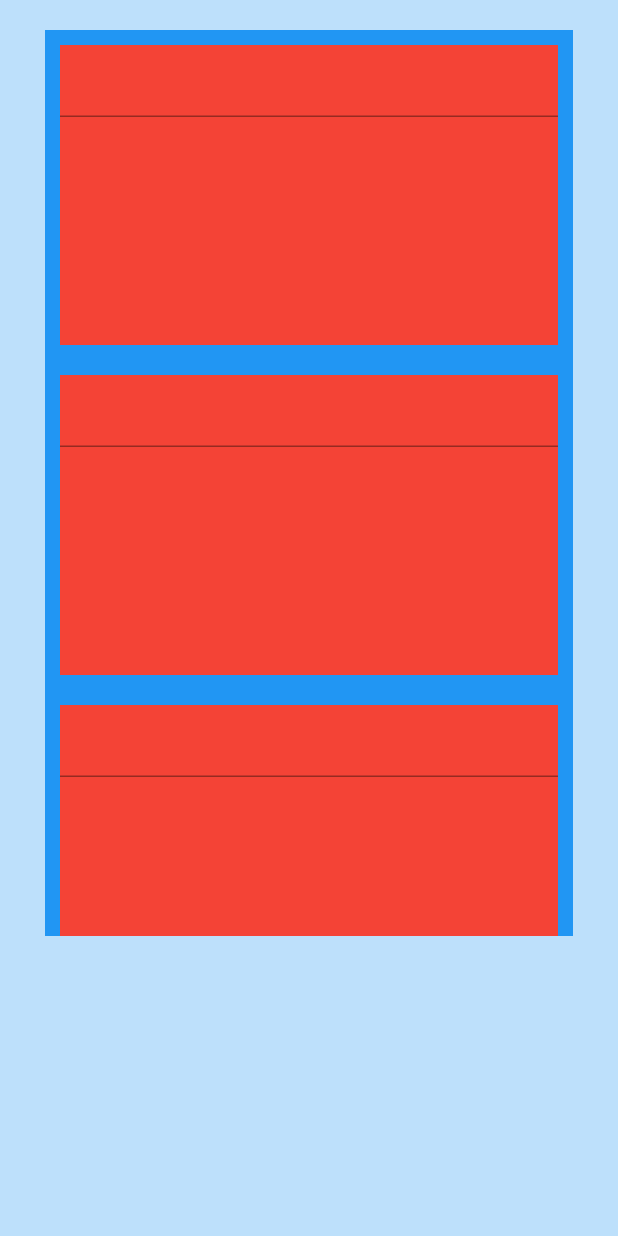
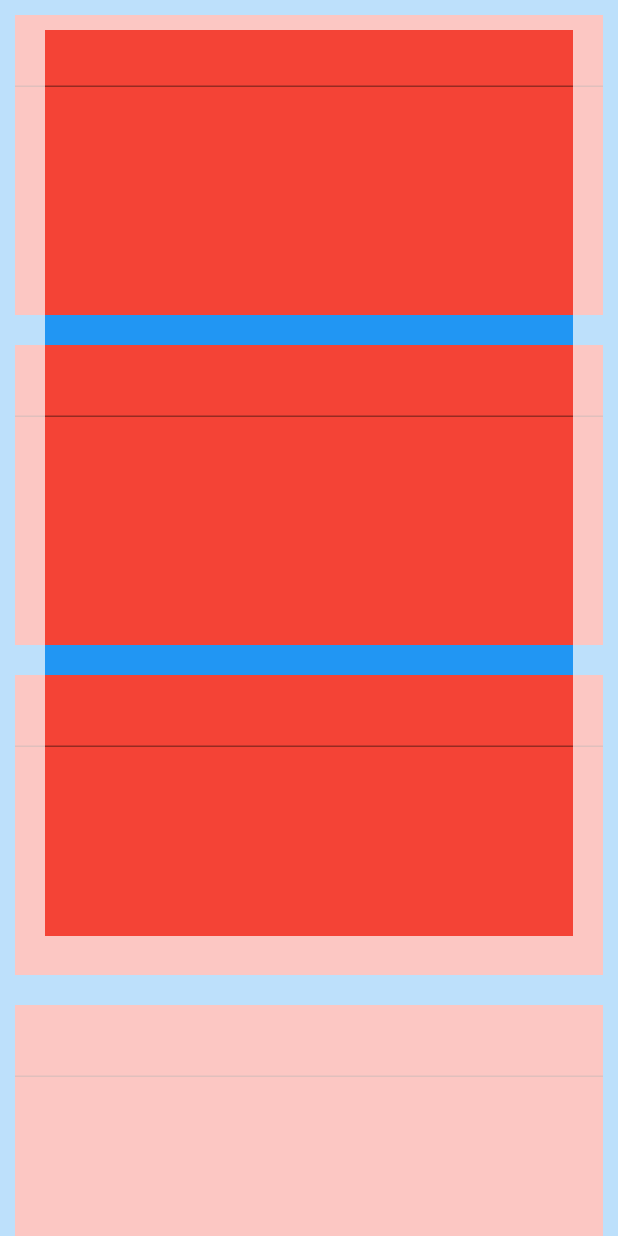
Before and after one commit to ejprok/colorful_safe_area, a Flutter app: the screen it shows after launch, on a phone screen of 412 x 824 dp. Run offline on Flutter 3.47's test engine with Material 2 defaults, Android fonts, the phone set to English and light mode, and no system bars.

Commit message:
Add width constraints to top and bottom safe areas

```diff
--- a/example/lib/main.dart
+++ b/example/lib/main.dart
@@ -22,7 +22,7 @@ class MyHomePage extends StatelessWidget {
       backgroundColor: Colors.blue,
       resizeToAvoidBottomInset: true,
       body: ColorfulSafeArea(
-        // allowOverflow: true,
+        allowOverflow: true,
         overflowTappable: true,
         bottom: false,
         minimum: EdgeInsets.only(top: 20, left: 30, right: 30, bottom: 200),
--- a/lib/colorful_safe_area.dart
+++ b/lib/colorful_safe_area.dart
@@ -72,6 +72,7 @@ class ColorfulSafeArea extends StatelessWidget {
               color: color,
               padding: padding,
               overflowTappable: overflowTappable,
+              constraints: constraints,
             ),
             _LeftAndRight(
               color: color,
@@ -92,11 +93,13 @@ class _TopAndBottom extends StatelessWidget {
     @required this.color,
     @required this.padding,
     @required this.overflowTappable,
+    @required this.constraints,
   }) : super(key: key);
 
   final Color color;
   final EdgeInsets padding;
   final bool overflowTappable;
+  final BoxConstraints constraints;
 
   @override
   Widget build(BuildContext context) {
@@ -106,6 +109,7 @@ class _TopAndBottom extends StatelessWidget {
         children: <Widget>[
           Container(
             height: padding.top,
+            width: constraints.maxWidth,
             color: color,
           ),
           Expanded(
@@ -116,6 +120,7 @@ class _TopAndBottom extends StatelessWidget {
           ),
           Container(
             height: padding.bottom,
+            width: constraints.maxWidth,
             color: color,
           ),
         ],
```
